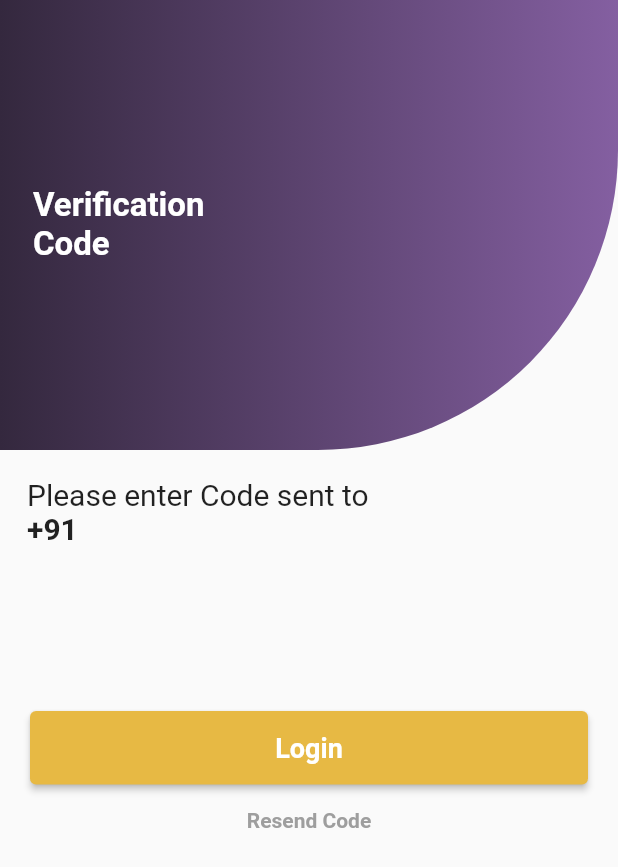
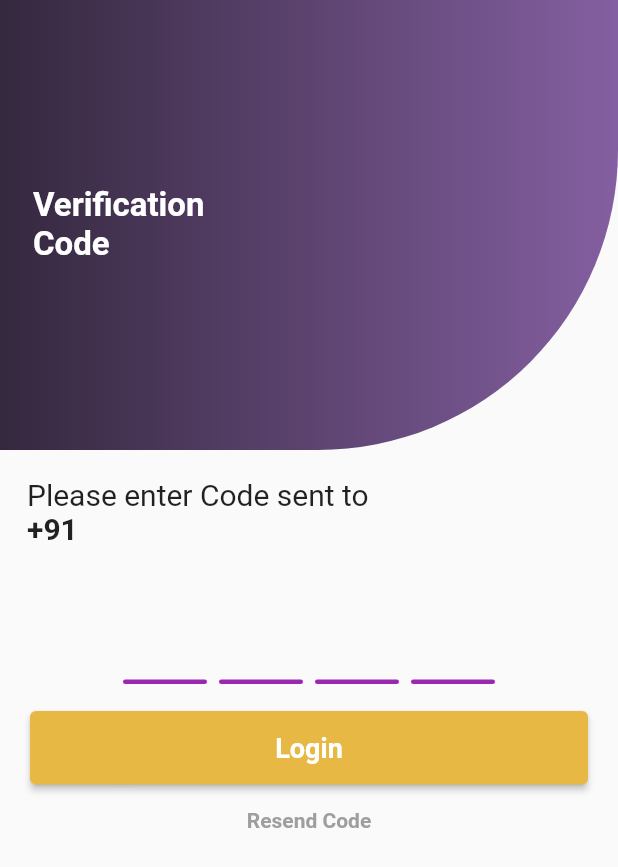
Before and after one commit to nehal076/Studypods-Ecommerce, a Flutter app: the OtpScreen screen opened directly with empty values, on a phone screen of 412 x 824 dp. Shown: the top 867 px of the screen. Run offline on Flutter 3.47's test engine with Material 2 defaults, Android fonts, the phone set to English and light mode, and no system bars; drawn by our look-alikes of pinput.

Commit message:
Otp Field Fixes

```diff
--- a/lib/onboarding/otp_screen.dart
+++ b/lib/onboarding/otp_screen.dart
@@ -27,15 +27,33 @@ class _OtpScreenState extends State<OtpScreen> {
       decoration: BoxDecoration(),
     );
 
-    final cursor = Container(
+    final cursor = Column(
+      mainAxisAlignment: MainAxisAlignment.end,
+      children: [
+        Container(
           width: 56,
           height: 3,
           decoration: BoxDecoration(
             color: borderColor,
             borderRadius: BorderRadius.circular(8),
           ),
+        ),
+      ],
     );
 
+    final preFilledWidget = Column(
+      mainAxisAlignment: MainAxisAlignment.end,
+      children: [
+        Container(
+          width: 56,
+          height: 3,
+          decoration: BoxDecoration(
+            color: Colors.purple,
+            borderRadius: BorderRadius.circular(8),
+          ),
+        ),
+      ],
+    );
     return Scaffold(
       body: Column(
         children: [
@@ -94,8 +112,9 @@ class _OtpScreenState extends State<OtpScreen> {
                 // controller: controller,
                 // focusNode: focusNode,
                 defaultPinTheme: defaultPinTheme,
-                showCursor: true,
+                // showCursor: true,
                 cursor: cursor,
+                preFilledWidget: preFilledWidget,
               ),
             ),
           ),
```
Lines whose indentation alone changed are shown as unchanged.
